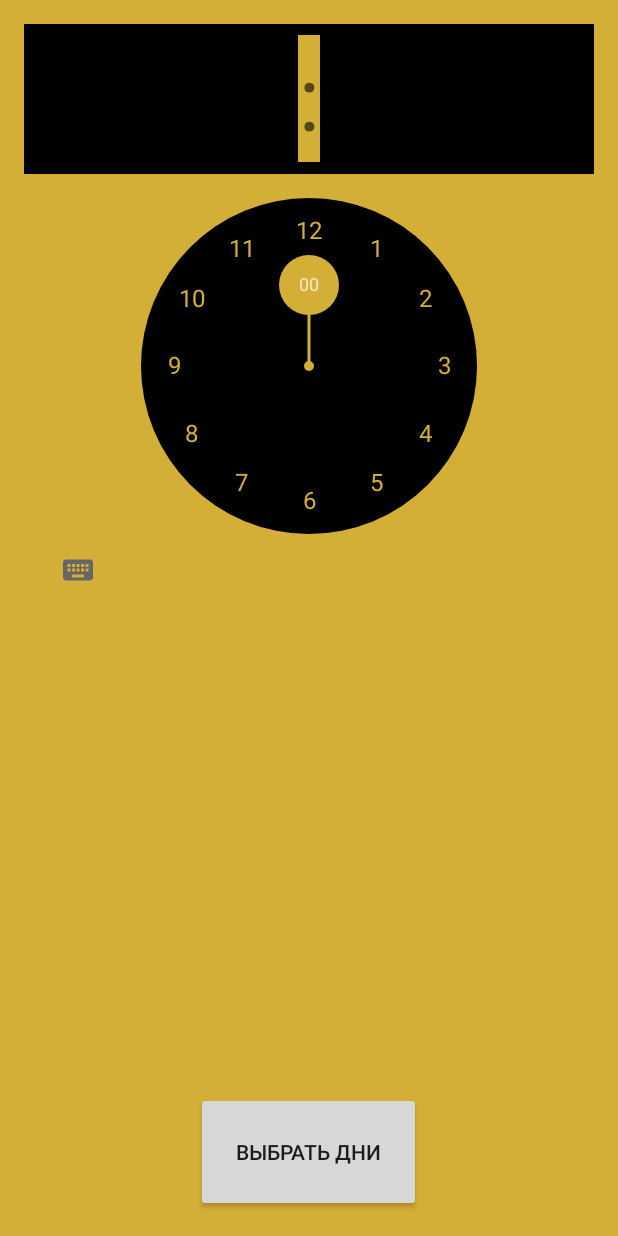
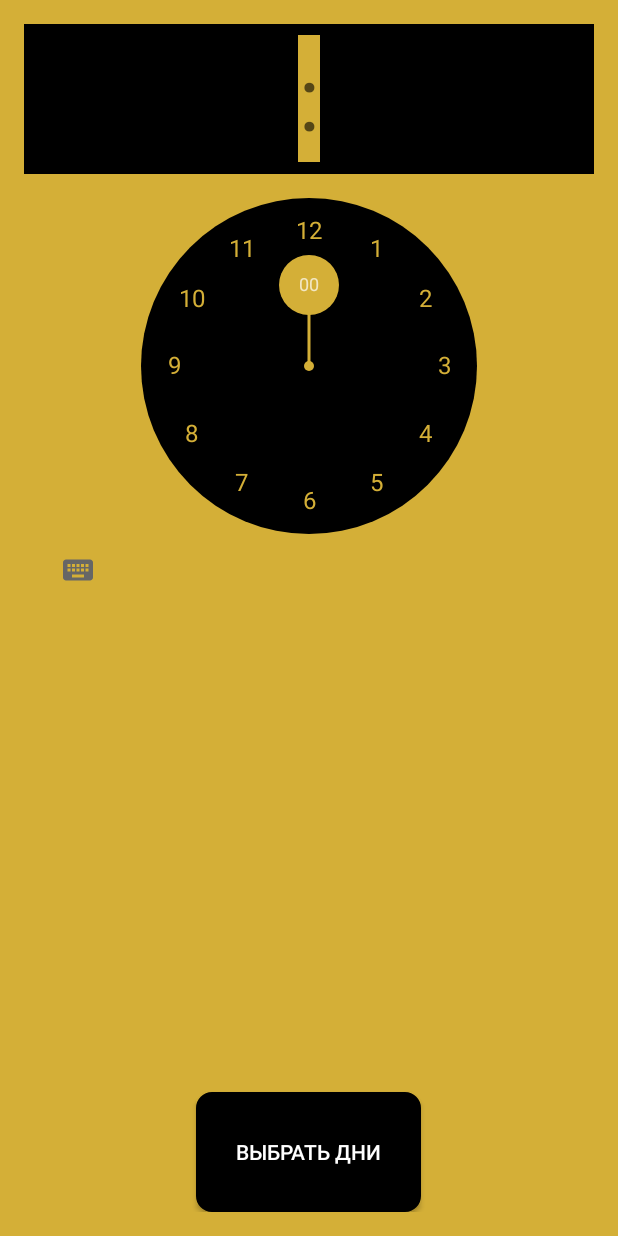
Before and after one commit to ZlotIv/AlarmClock, an Android app: the AlarmSettings screen opened directly, with no data from a screen before it, on a phone screen of 412 x 824 dp. Run offline under Robolectric (Android 15) with nearby library versions, the phone set to English and light mode, and no system bars.

Commit message:
Изменена кнопка добавления будильника

```diff
--- /dev/null
+++ b/app/src/main/res/drawable/choosedaysbuttondefault.xml
@@ -0,0 +1,10 @@
+<?xml version="1.0" encoding="utf-8"?>
+<selector xmlns:android="http://schemas.android.com/apk/res/android">
+    <item>
+        <shape>
+            <solid android:color="@color/colorBlack"/>
+            <stroke android:width="1dp"/>
+            <corners android:radius="10.0dip"/>
+        </shape>
+    </item>
+</selector>
--- /dev/null
+++ b/app/src/main/res/drawable/choosedaysbuttonpressed.xml
@@ -0,0 +1,11 @@
+<?xml version="1.0" encoding="utf-8"?>
+<selector xmlns:android="http://schemas.android.com/apk/res/android">
+    <item>
+        <shape>
+            <solid android:color="@color/colorBlack"/>
+            <stroke android:width="2dp"
+                android:color="@color/colorBlood" />
+            <corners android:radius="10.0dip"/>
+        </shape>
+    </item>
+</selector>
--- /dev/null
+++ b/app/src/main/res/drawable/choosedaysbuttonselector.xml
@@ -0,0 +1,6 @@
+<?xml version="1.0" encoding="utf-8"?>
+<selector xmlns:android="http://schemas.android.com/apk/res/android">
+    <item android:state_pressed="true"
+        android:drawable="@drawable/choosedaysbuttonpressed"/>
+    <item android:drawable="@drawable/choosedaysbuttondefault"/>
+</selector>
--- a/app/src/main/res/layout/activity_alarm_settings.xml
+++ b/app/src/main/res/layout/activity_alarm_settings.xml
@@ -23,5 +23,7 @@
         android:text="Выбрать дни"
         android:id="@+id/choose_days"
         android:layout_alignParentBottom="true"
-        android:layout_centerHorizontal="true" />
+        android:layout_centerHorizontal="true"
+        android:background="@drawable/choosedaysbuttonselector"
+        android:textColor="@color/colorWhite" />
 </RelativeLayout>
--- a/app/src/main/res/values/colors.xml
+++ b/app/src/main/res/values/colors.xml
@@ -6,4 +6,5 @@
     <color name="colorGold">#D4AF37</color>
     <color name="colorBlack">#000000</color>
     <color name="colorWhite">#ffffff</color>
+    <color name="colorBlood">#DC143C</color>
 </resources>
```
